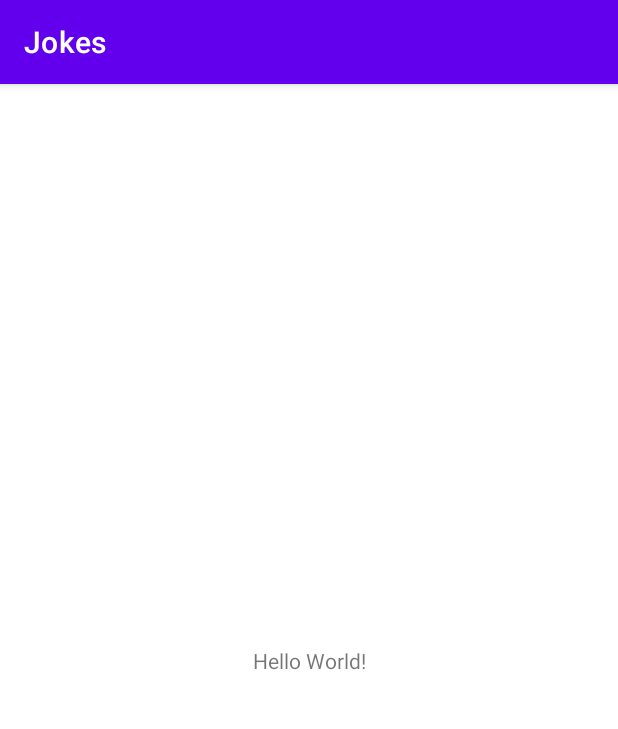
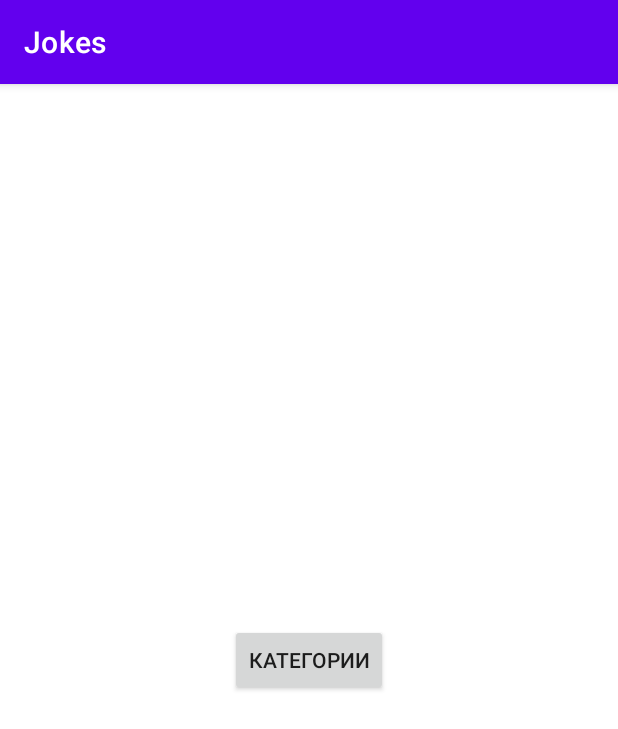
Before and after one commit to Vyacheslav001/Jokes, an Android app: the screen it shows after launch (MainActivity), on a phone screen of 412 x 824 dp. Shown: the top 729 px of the screen. Run offline under Robolectric (Android 15) with nearby library versions, the phone set to English and light mode, and no system bars.

Commit message:
Этап 1.
Добавлены:
MainFragment.kt,
DetailsFragment.kt,
fragment_main.xml,
fragment_details.xml.

Код не работает (переход по кнопке не осуществляется)

```diff
--- a/app/build.gradle
+++ b/app/build.gradle
@@ -5,6 +5,10 @@ plugins {
 
 android {
     compileSdk 31
+
+    buildFeatures {
+        viewBinding true
+    }
 
     defaultConfig {
         applicationId "com.fun.joke.jokes"
@@ -37,6 +41,7 @@ dependencies {
     implementation 'androidx.appcompat:appcompat:1.4.1'
     implementation 'com.google.android.material:material:1.5.0'
     implementation 'androidx.constraintlayout:constraintlayout:2.1.3'
+    implementation 'androidx.legacy:legacy-support-v4:1.0.0'
     testImplementation 'junit:junit:4.13.2'
     androidTestImplementation 'androidx.test.ext:junit:1.1.3'
     androidTestImplementation 'androidx.test.espresso:espresso-core:3.4.0'
--- a/app/src/main/java/com/fun/joke/jokes/MainActivity.kt
+++ b/app/src/main/java/com/fun/joke/jokes/MainActivity.kt
@@ -2,10 +2,23 @@ package com.`fun`.joke.jokes
 
 import androidx.appcompat.app.AppCompatActivity
 import android.os.Bundle
+import androidx.fragment.app.Fragment
 
 class MainActivity : AppCompatActivity() {
+
     override fun onCreate(savedInstanceState: Bundle?) {
         super.onCreate(savedInstanceState)
         setContentView(R.layout.activity_main)
+        if (savedInstanceState == null)
+            changeFragment(MainFragment.newInstance())
+//            supportFragmentManager.beginTransaction()
+//                .replace(R.id.fragment_container, MainFragment.newInstance()).commit()
+    }
+
+    fun changeFragment(fragment: Fragment) {
+        supportFragmentManager.beginTransaction()
+            .replace(R.id.fragment_container, fragment)
+            .addToBackStack("")
+            .commit()
     }
 }
--- /dev/null
+++ b/app/src/main/java/com/fun/joke/jokes/MainFragment.kt
@@ -0,0 +1,53 @@
+package com.`fun`.joke.jokes
+
+import android.content.Intent
+import android.os.Bundle
+import android.view.LayoutInflater
+import android.view.View
+import android.view.ViewGroup
+import android.widget.Toast
+import androidx.fragment.app.Fragment
+import com.`fun`.joke.jokes.databinding.FragmentMainBinding
+
+class MainFragment : Fragment() {
+
+    private var _binding: FragmentMainBinding? = null
+    private val binding get() = _binding!!
+
+    override fun onCreateView(
+        inflater: LayoutInflater, container: ViewGroup?,
+        savedInstanceState: Bundle?
+    ): View? {
+        _binding = FragmentMainBinding.inflate(inflater, container, false)
+        return binding.root
+    }
+
+    override fun onViewCreated(view: View, savedInstanceState: Bundle?) {
+        super.onViewCreated(view, savedInstanceState)
+
+        binding.button.setOnClickListener{
+            (context as MainActivity).changeFragment(DetailsFragment.newInstance())
+        }
+
+//        binding.button.setOnClickListener {
+//            requireActivity().supportFragmentManager.beginTransaction()
+//                .replace(R.id.fragment_container, DetailsFragment.newInstance())
+//                .addToBackStack("")
+//                .commit()
+//        }
+
+//        binding.button.setOnClickListener {
+//            var intent = Intent(view.context, DetailsFragment::class.java)
+//            startActivity(intent)
+//        }
+    }
+
+    companion object {
+        fun newInstance() = MainFragment()
+    }
+
+    override fun onDestroy() {
+        super.onDestroy()
+        _binding = null
+    }
+}
--- a/app/src/main/res/layout/activity_main.xml
+++ b/app/src/main/res/layout/activity_main.xml
@@ -6,13 +6,9 @@
     android:layout_height="match_parent"
     tools:context=".MainActivity">
 
-    <TextView
-        android:layout_width="wrap_content"
-        android:layout_height="wrap_content"
-        android:text="Hello World!"
-        app:layout_constraintBottom_toBottomOf="parent"
-        app:layout_constraintLeft_toLeftOf="parent"
-        app:layout_constraintRight_toRightOf="parent"
-        app:layout_constraintTop_toTopOf="parent" />
+    <FrameLayout
+        android:id="@+id/fragment_container"
+        android:layout_width="match_parent"
+        android:layout_height="match_parent"/>
 
 </androidx.constraintlayout.widget.ConstraintLayout>
--- /dev/null
+++ b/app/src/main/res/layout/fragment_main.xml
@@ -0,0 +1,19 @@
+<?xml version="1.0" encoding="utf-8"?>
+<androidx.constraintlayout.widget.ConstraintLayout xmlns:android="http://schemas.android.com/apk/res/android"
+    xmlns:app="http://schemas.android.com/apk/res-auto"
+    xmlns:tools="http://schemas.android.com/tools"
+    android:layout_width="match_parent"
+    android:layout_height="match_parent"
+    tools:context=".MainFragment">
+
+    <androidx.appcompat.widget.AppCompatButton
+        android:id="@+id/button"
+        android:layout_width="wrap_content"
+        android:layout_height="wrap_content"
+        android:text="@string/Категории"
+        app:layout_constraintBottom_toBottomOf="parent"
+        app:layout_constraintEnd_toEndOf="parent"
+        app:layout_constraintStart_toStartOf="parent"
+        app:layout_constraintTop_toTopOf="parent" />
+
+</androidx.constraintlayout.widget.ConstraintLayout>
--- a/app/src/main/res/values/strings.xml
+++ b/app/src/main/res/values/strings.xml
@@ -1,3 +1,7 @@
 <resources>
     <string name="app_name">Jokes</string>
+    <!-- TODO: Remove or change this placeholder text -->
+    <string name="Категории">Категории</string>
+    <!-- TODO: Remove or change this placeholder text -->
+    <string name="hello_blank_fragment">Hello blank fragment</string>
 </resources>
```
Also changed, not shown: app/src/main/java/com/fun/joke/jokes/DetailsFragment.kt (added, +31 -0 lines), app/src/main/res/layout/fragment_details.xml (added, +16 -0 lines).
